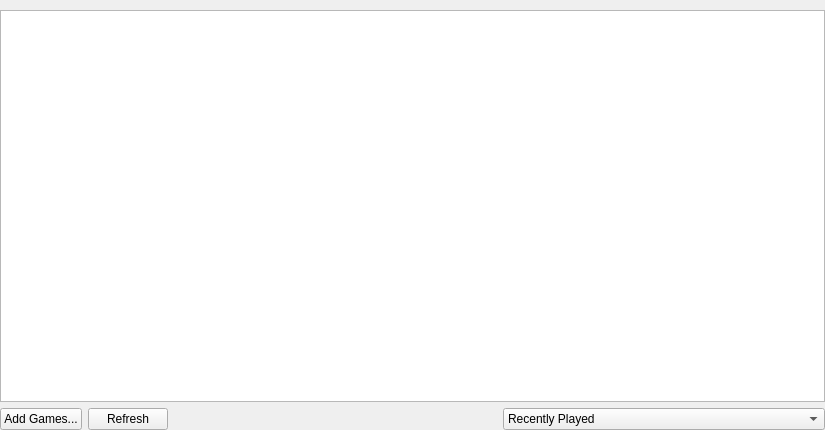
jpd002/Play-, file Source/ui_qt/Qt_ui/bootablelistdialog.ui: the form before one commit.
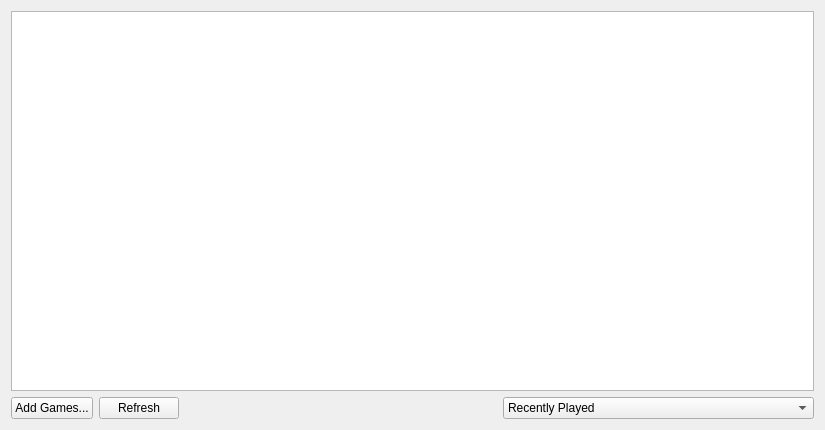
The form after the commit.

Commit message: use default margining value

The edit to the form file:
```diff
--- a/Source/ui_qt/Qt_ui/bootablelistdialog.ui
+++ b/Source/ui_qt/Qt_ui/bootablelistdialog.ui
@@ -32,18 +32,6 @@
    <string>Bootable Selection Dialog</string>
   </property>
   <layout class="QGridLayout" name="gridLayout">
-   <property name="leftMargin">
-    <number>0</number>
-   </property>
-   <property name="topMargin">
-    <number>10</number>
-   </property>
-   <property name="rightMargin">
-    <number>0</number>
-   </property>
-   <property name="bottomMargin">
-    <number>0</number>
-   </property>
    <item row="1" column="2">
     <widget class="QPushButton" name="add_games_button">
      <property name="sizePolicy">
```
